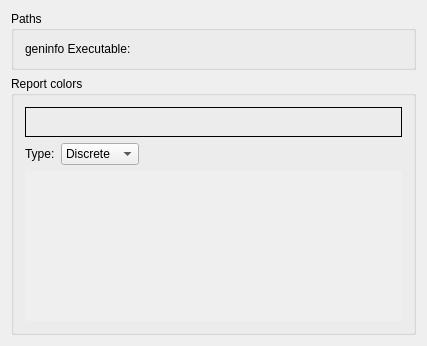
Qt form tools/coverage/lcovprefswidget.ui (KDE/kdevelop) before a commit.
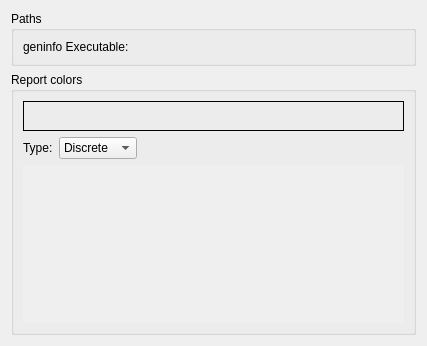
The same form after that commit. Custom widgets are drawn as their Qt base class.

Commit message:
SVN_SILENT Cleanup .ui files
This removes (as discussed on k-c-d)
* obsolete <pixmapfunction>
* deprecated <layoutdefault>
* empty <author>, <comment>, <exportmacro>

```diff
--- a/tools/coverage/lcovprefswidget.ui
+++ b/tools/coverage/lcovprefswidget.ui
@@ -153,7 +153,6 @@
    </item>
   </layout>
  </widget>
- <layoutdefault spacing="6" margin="11"/>
  <customwidgets>
   <customwidget>
    <class>KUrlRequester</class>
```
The commit also changes 5 other files.
